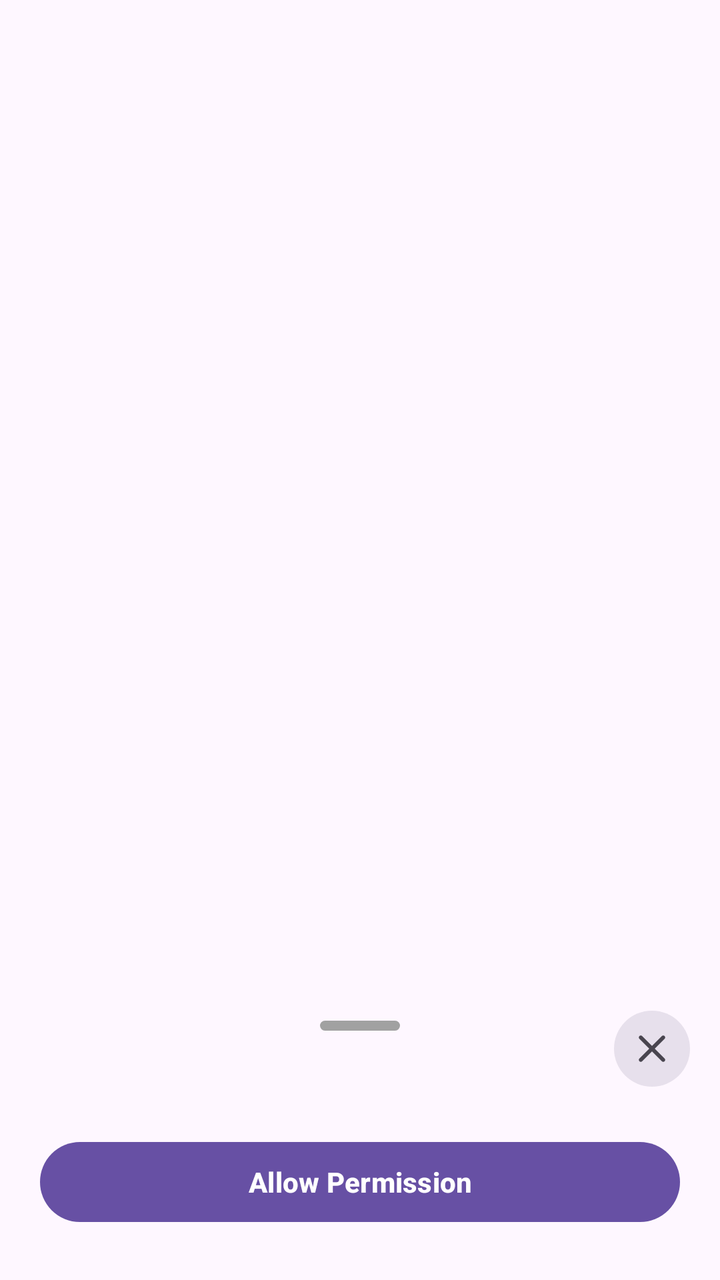
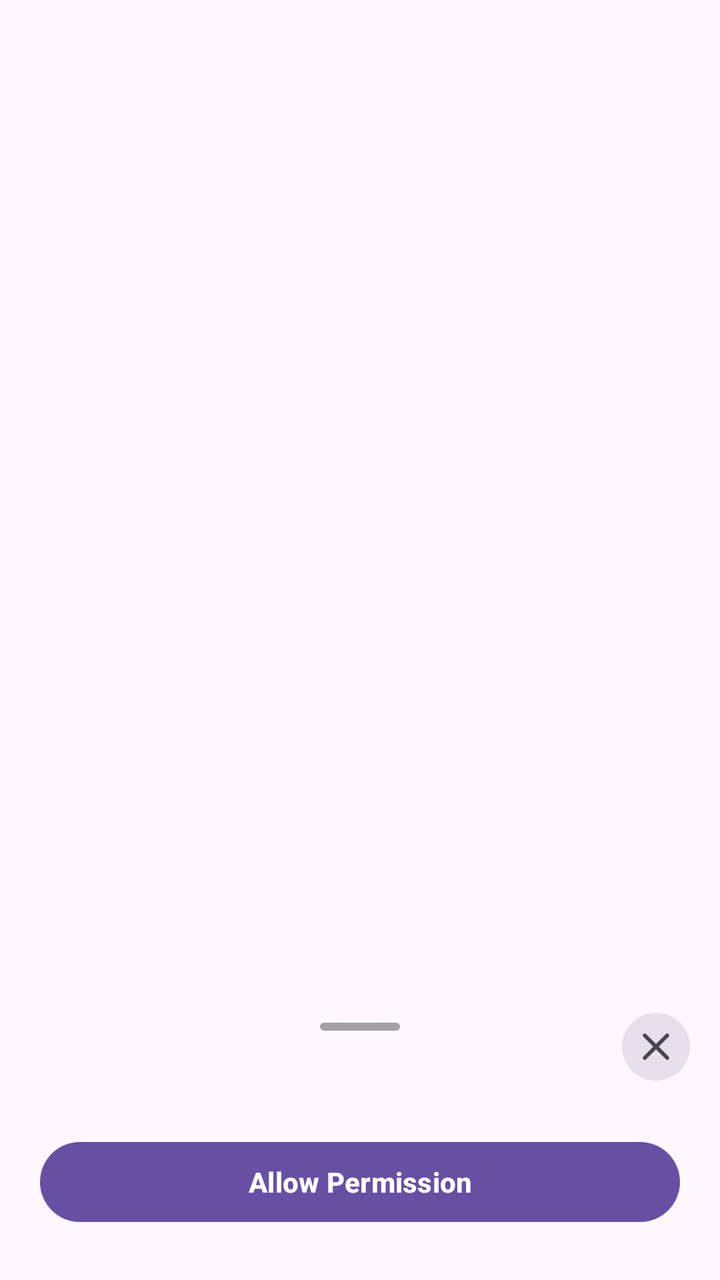

Screens rendered from an Android XML layout before and after an edit, with the pre-edit source and the edit as a unified diff.
<!-- AndroidManifest.xml: another module's application theme Theme.Permissions_V2 -->
<!-- res/layout/permission_bottomsheet_layout.xml -->
<?xml version="1.0" encoding="utf-8"?>
<androidx.constraintlayout.widget.ConstraintLayout xmlns:android="http://schemas.android.com/apk/res/android"
    xmlns:app="http://schemas.android.com/apk/res-auto"
    android:layout_width="match_parent"
    android:layout_height="match_parent"
    android:padding="0dp">

    <LinearLayout
        android:id="@+id/lin"
        android:layout_width="match_parent"
        android:layout_height="wrap_content"
        android:layout_gravity="bottom"
        android:gravity="center"
        android:orientation="vertical"
        android:paddingStart="20dp"
        android:paddingTop="20dp"
        android:paddingEnd="20dp"
        android:paddingBottom="10dp"
        app:layout_constraintBottom_toBottomOf="parent"
        app:layout_constraintEnd_toEndOf="parent"
        app:layout_constraintStart_toStartOf="parent">

        <View
            android:layout_width="40dp"
            android:layout_height="5dp"
            android:layout_gravity="center"
            android:layout_marginBottom="15dp"
            android:background="@drawable/bottomsheet_indicator" />

        <LinearLayout
            android:layout_width="match_parent"
            android:layout_height="wrap_content"
            android:gravity="center"
            android:orientation="vertical">


            <ImageView
                android:id="@+id/Primage"
                android:visibility="gone"
                android:layout_width="match_parent"
                android:layout_height="200dp"
                android:layout_gravity="center"
                android:layout_margin="10dp"
                android:src="@drawable/notific_restrict_fix_01" />

            <TextView
                android:visibility="gone"
                android:id="@+id/tittle_tvi"
                android:layout_width="match_parent"
                android:layout_height="wrap_content"
                android:layout_marginTop="15dp"
                android:layout_marginBottom="10dp"
                android:text="Notification Permission"
                android:textSize="22sp"
                android:textStyle="bold" />

        </LinearLayout>

        <LinearLayout
            android:layout_width="match_parent"
            android:layout_height="wrap_content"
            android:gravity="center"
            android:orientation="vertical"
            android:visibility="visible">

            <TextView
                android:visibility="gone"
                android:id="@+id/tittle_tv"
                android:layout_width="wrap_content"
                android:layout_height="wrap_content"
                android:text="Notification Permission"
                android:textSize="20sp"
                android:textStyle="bold" />

            <com.airbnb.lottie.LottieAnimationView
                android:id="@+id/lottie"
                android:visibility="gone"
                android:layout_width="150dp"
                android:layout_height="150dp"
                android:layout_gravity="center"
                android:layout_margin="15dp"
                app:lottie_loop="true" />

        </LinearLayout>

        <TextView
            android:id="@+id/message_tv"
            android:layout_width="match_parent"
            android:layout_height="wrap_content"
            android:textSize="16sp" />

        <androidx.constraintlayout.widget.ConstraintLayout
            android:layout_width="match_parent"
            android:layout_height="wrap_content"
            android:layout_marginTop="15dp"
            android:layout_marginBottom="15dp"
            android:gravity="center"
            android:orientation="horizontal">

            <Button
                android:id="@+id/allow_btn"
                android:layout_width="match_parent"
                android:layout_height="wrap_content"
                android:gravity="center"
                android:text="Allow Permission"
                android:textStyle="bold"
                app:layout_constraintBottom_toBottomOf="parent"
                app:layout_constraintEnd_toEndOf="parent"
                app:layout_constraintStart_toStartOf="parent"
                app:layout_constraintTop_toTopOf="parent" />
        </androidx.constraintlayout.widget.ConstraintLayout>
    </LinearLayout>


    <ImageView
        android:id="@+id/close_iv"
        android:layout_width="wrap_content"
        android:layout_height="wrap_content"
        android:layout_gravity="center"
        android:layout_marginTop="15dp"
        android:layout_marginRight="15dp"
        android:background="@drawable/bottomsheet_close_bg"
        android:padding="7dp"
        android:src="@drawable/round_close_24"
        app:layout_constraintEnd_toEndOf="parent"
        app:layout_constraintTop_toTopOf="@id/lin" />


</androidx.constraintlayout.widget.ConstraintLayout>
<!-- resources referenced by this layout -->
<resources>
  <!-- drawable bottomsheet_close_bg (drawable) -->
  <?xml version="1.0" encoding="utf-8"?>
  <shape xmlns:android="http://schemas.android.com/apk/res/android">
      <corners android:radius="50dp"/>
      <solid android:color="?colorSurfaceVariant"/>
  </shape>
  <!-- drawable bottomsheet_indicator (drawable) -->
  <?xml version="1.0" encoding="utf-8"?>
  <selector xmlns:android="http://schemas.android.com/apk/res/android">
      <item>
          <shape android:shape="rectangle">
              <solid android:color="#A1A1A1"/>
              <corners android:radius="50dp"/>
          </shape>
      </item>
  </selector>
  <!-- drawable notific_restrict_fix_01: png bitmap (drawable, 203644 bytes) -->
  <!-- drawable round_close_24 (drawable) -->
  <vector xmlns:android="http://schemas.android.com/apk/res/android"
      android:width="24dp"
      android:height="24dp"
      android:tint="?attr/colorControlNormal"
      android:viewportWidth="24"
      android:viewportHeight="24">
  
      <path
          android:fillColor="#cccccc"
          android:pathData="M18.3,5.71c-0.39,-0.39 -1.02,-0.39 -1.41,0L12,10.59 7.11,5.7c-0.39,-0.39 -1.02,-0.39 -1.41,0 -0.39,0.39 -0.39,1.02 0,1.41L10.59,12 5.7,16.89c-0.39,0.39 -0.39,1.02 0,1.41 0.39,0.39 1.02,0.39 1.41,0L12,13.41l4.89,4.89c0.39,0.39 1.02,0.39 1.41,0 0.39,-0.39 0.39,-1.02 0,-1.41L13.41,12l4.89,-4.89c0.38,-0.38 0.38,-1.02 0,-1.4z" />
  
  </vector>
  <style name="Theme.Permissions_V2" parent="Base.Theme.Permissions_V2" />
  <style name="Base.Theme.Permissions_V2" parent="Theme.Material3.DayNight.NoActionBar">
          
      </style>
</resources>

<!-- the commit's change to res/layout/permission_bottomsheet_layout.xml (unified diff, before → after) -->
@@ -22,7 +22,7 @@
 
         <View
             android:layout_width="40dp"
-            android:layout_height="5dp"
+            android:layout_height="4dp"
             android:layout_gravity="center"
             android:layout_marginBottom="15dp"
             android:background="@drawable/bottomsheet_indicator" />
@@ -120,7 +120,8 @@
         android:layout_marginTop="15dp"
         android:layout_marginRight="15dp"
         android:background="@drawable/bottomsheet_close_bg"
-        android:padding="7dp"
+        android:padding="5dp"
+        app:tint="?colorOnSurfaceVariant"
         android:src="@drawable/round_close_24"
         app:layout_constraintEnd_toEndOf="parent"
         app:layout_constraintTop_toTopOf="@id/lin" />
